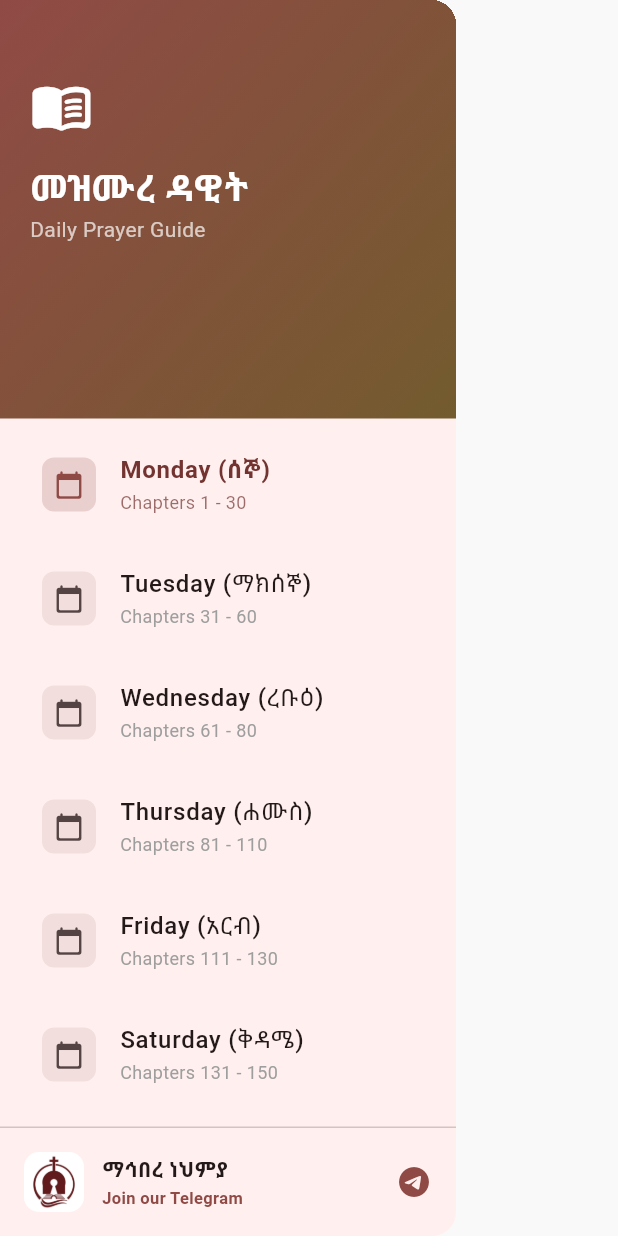
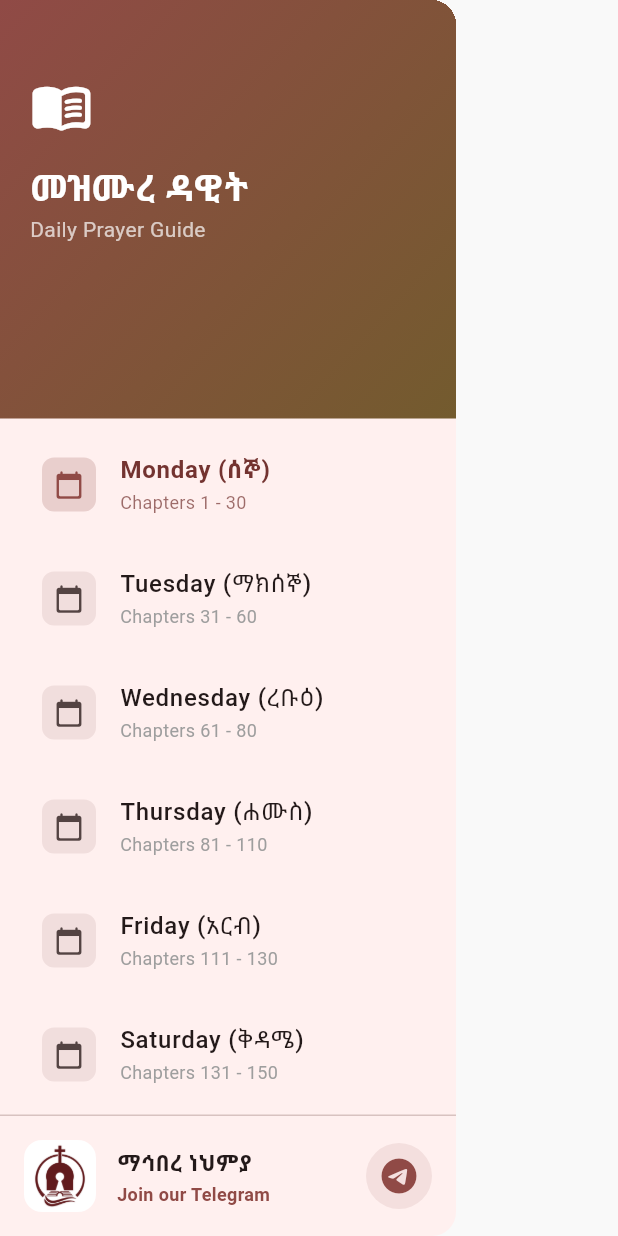
Before and after one commit to EOTCOpenSource/mezmuredawit, a Flutter app: the SidebarDrawer widget shown alone on an empty page, opened directly with sample values from the repository, on a phone screen of 412 x 824 dp. Run offline on Flutter 3.47's test engine with Material 3 defaults, Android fonts, the phone set to English and light mode, and no system bars; our stand-ins replace flutter_local_notifications, shared_preferences, timezone; accounts and stored records are empty.

```diff
--- a/lib/ui/widgets/sidebar.dart
+++ b/lib/ui/widgets/sidebar.dart
@@ -154,21 +154,23 @@ class SidebarDrawer extends StatelessWidget {
             child: Padding(
               padding: const EdgeInsets.all(16.0),
               child: Row(
+                crossAxisAlignment: CrossAxisAlignment.center,
                 children: [
                   ClipRRect(
-                    borderRadius: BorderRadius.circular(10),
+                    borderRadius: BorderRadius.circular(12),
                     child: Image.asset(
                       'assets/eotc.jpg',
-                      height: 40,
-                      width: 40,
+                      height: 48,
+                      width: 48,
                       fit: BoxFit.cover,
                       errorBuilder: (context, error, stackTrace) => Icon(
                         Icons.church_rounded,
+                        size: 32,
                         color: Theme.of(context).colorScheme.primary,
                       ),
                     ),
                   ),
-                  const SizedBox(width: 12),
+                  const SizedBox(width: 14),
                   Expanded(
                     child: Column(
                       crossAxisAlignment: CrossAxisAlignment.start,
@@ -178,13 +180,14 @@ class SidebarDrawer extends StatelessWidget {
                           "ማኅበረ ነህምያ",
                           style: TextStyle(
                             fontWeight: FontWeight.bold,
-                            fontSize: 14,
+                            fontSize: 15,
                           ),
                         ),
+                        const SizedBox(height: 2),
                         Text(
                           "Join our Telegram",
                           style: TextStyle(
-                            fontSize: 11,
+                            fontSize: 12,
                             color: Theme.of(context).colorScheme.primary,
                             fontWeight: FontWeight.w600,
                           ),
@@ -192,10 +195,17 @@ class SidebarDrawer extends StatelessWidget {
                       ],
                     ),
                   ),
-                  Icon(
-                    Icons.telegram,
-                    color: Theme.of(context).colorScheme.primary,
-                    size: 24,
+                  Container(
+                    padding: const EdgeInsets.all(8),
+                    decoration: BoxDecoration(
+                      color: Theme.of(context).colorScheme.primary.withOpacity(0.1),
+                      shape: BoxShape.circle,
+                    ),
+                    child: Icon(
+                      Icons.telegram,
+                      color: Theme.of(context).colorScheme.primary,
+                      size: 28,
+                    ),
                   ),
                 ],
               ),
```
